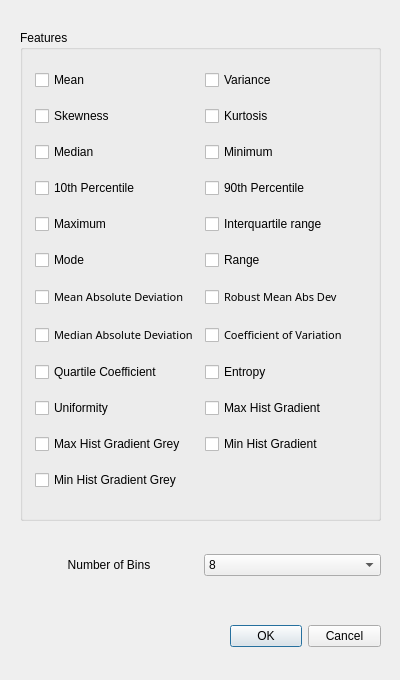
Qt form platform/popup_Histogram.ui (Jiwon-Hwang/Radiomics-Feature-Extraction) before a commit.
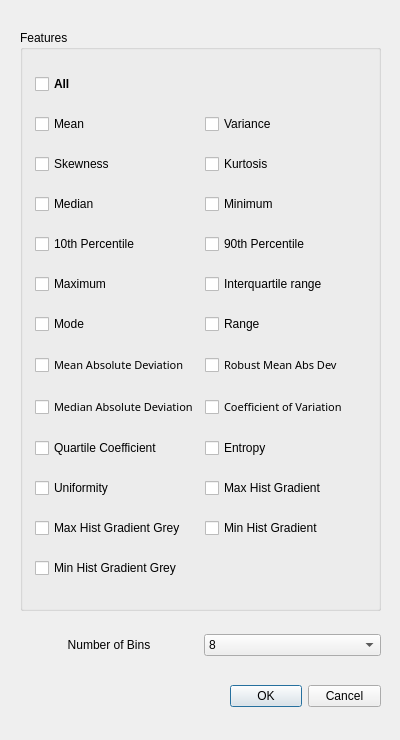
The same form after that commit.

Commit message: add "select All" checkBox and set signal-slots

```diff
--- a/platform/popup_Histogram.ui
+++ b/platform/popup_Histogram.ui
@@ -7,7 +7,7 @@
     <x>0</x>
     <y>0</y>
     <width>400</width>
-    <height>680</height>
+    <height>740</height>
    </rect>
   </property>
   <property name="windowTitle">
@@ -17,7 +17,7 @@
    <property name="geometry">
     <rect>
      <x>230</x>
-     <y>620</y>
+     <y>680</y>
      <width>151</width>
      <height>32</height>
     </rect>
@@ -38,7 +38,7 @@
      <x>20</x>
      <y>30</y>
      <width>361</width>
-     <height>491</height>
+     <height>581</height>
     </rect>
    </property>
    <property name="title">
@@ -60,8 +60,8 @@
     <property name="bottomMargin">
      <number>10</number>
     </property>
-    <item row="7" column="1">
-     <widget class="QCheckBox" name="checkBox_Range">
+    <item row="13" column="1">
+     <widget class="QCheckBox" name="checkBox_MinHistGradient">
       <property name="enabled">
        <bool>true</bool>
       </property>
@@ -69,7 +69,7 @@
        <bool>false</bool>
       </property>
       <property name="text">
-       <string>Range</string>
+       <string>Min Hist Gradient</string>
       </property>
       <property name="checked">
        <bool>false</bool>
@@ -79,22 +79,13 @@
       </property>
      </widget>
     </item>
-    <item row="9" column="1">
-     <widget class="QCheckBox" name="checkBox_CoeffOfVar">
+    <item row="6" column="1">
+     <widget class="QCheckBox" name="checkBox_90thPercentile">
       <property name="enabled">
        <bool>true</bool>
       </property>
-      <property name="font">
-       <font>
-        <family>굴림</family>
-        <pointsize>8</pointsize>
-       </font>
-      </property>
-      <property name="autoFillBackground">
-       <bool>false</bool>
-      </property>
       <property name="text">
-       <string>Coefficient of Variation</string>
+       <string>90th Percentile</string>
       </property>
       <property name="checked">
        <bool>false</bool>
@@ -104,102 +95,7 @@
       </property>
      </widget>
     </item>
-    <item row="0" column="0">
-     <widget class="QCheckBox" name="checkBox_Mean">
-      <property name="autoFillBackground">
-       <bool>false</bool>
-      </property>
-      <property name="text">
-       <string>Mean</string>
-      </property>
-      <property name="checked">
-       <bool>false</bool>
-      </property>
-      <property name="tristate">
-       <bool>false</bool>
-      </property>
-     </widget>
-    </item>
-    <item row="1" column="1">
-     <widget class="QCheckBox" name="checkBox_Kurtosis">
-      <property name="enabled">
-       <bool>true</bool>
-      </property>
-      <property name="text">
-       <string>Kurtosis</string>
-      </property>
-      <property name="checked">
-       <bool>false</bool>
-      </property>
-     </widget>
-    </item>
-    <item row="0" column="1">
-     <widget class="QCheckBox" name="checkBox_Variance">
-      <property name="enabled">
-       <bool>true</bool>
-      </property>
-      <property name="text">
-       <string>Variance</string>
-      </property>
-      <property name="checkable">
-       <bool>true</bool>
-      </property>
-      <property name="checked">
-       <bool>false</bool>
-      </property>
-      <property name="tristate">
-       <bool>false</bool>
-      </property>
-     </widget>
-    </item>
-    <item row="8" column="1">
-     <widget class="QCheckBox" name="checkBox_RobustMeanAbsDev">
-      <property name="enabled">
-       <bool>true</bool>
-      </property>
-      <property name="font">
-       <font>
-        <family>굴림</family>
-        <pointsize>8</pointsize>
-       </font>
-      </property>
-      <property name="acceptDrops">
-       <bool>false</bool>
-      </property>
-      <property name="autoFillBackground">
-       <bool>false</bool>
-      </property>
-      <property name="text">
-       <string>Robust Mean Abs Dev</string>
-      </property>
-      <property name="checked">
-       <bool>false</bool>
-      </property>
-      <property name="tristate">
-       <bool>false</bool>
-      </property>
-     </widget>
-    </item>
-    <item row="11" column="1">
-     <widget class="QCheckBox" name="checkBox_MaxHisGradient">
-      <property name="enabled">
-       <bool>true</bool>
-      </property>
-      <property name="autoFillBackground">
-       <bool>false</bool>
-      </property>
-      <property name="text">
-       <string>Max Hist Gradient</string>
-      </property>
-      <property name="checked">
-       <bool>false</bool>
-      </property>
-      <property name="tristate">
-       <bool>false</bool>
-      </property>
-     </widget>
-    </item>
-    <item row="13" column="0">
+    <item row="14" column="0">
      <widget class="QCheckBox" name="checkBox_MinHistGradGrey">
       <property name="enabled">
        <bool>true</bool>
@@ -219,19 +115,6 @@
      </widget>
     </item>
     <item row="5" column="1">
-     <widget class="QCheckBox" name="checkBox_90thPercentile">
-      <property name="enabled">
-       <bool>true</bool>
-      </property>
-      <property name="text">
-       <string>90th Percentile</string>
-      </property>
-      <property name="checked">
-       <bool>false</bool>
-      </property>
-     </widget>
-    </item>
-    <item row="4" column="1">
      <widget class="QCheckBox" name="checkBox_Minimum">
       <property name="enabled">
        <bool>true</bool>
@@ -244,7 +127,7 @@
       </property>
      </widget>
     </item>
-    <item row="6" column="0">
+    <item row="7" column="0">
      <widget class="QCheckBox" name="checkBox_Maximum">
       <property name="autoFillBackground">
        <bool>false</bool>
@@ -260,7 +143,7 @@
       </property>
      </widget>
     </item>
-    <item row="6" column="1">
+    <item row="7" column="1">
      <widget class="QCheckBox" name="checkBox_InterquartileRange">
       <property name="enabled">
        <bool>true</bool>
@@ -279,39 +162,7 @@
       </property>
      </widget>
     </item>
-    <item row="7" column="0">
-     <widget class="QCheckBox" name="checkBox_Mode">
-      <property name="enabled">
-       <bool>true</bool>
-      </property>
-      <property name="autoFillBackground">
-       <bool>false</bool>
-      </property>
-      <property name="text">
-       <string>Mode</string>
-      </property>
-      <property name="checked">
-       <bool>false</bool>
-      </property>
-      <property name="tristate">
-       <bool>false</bool>
-      </property>
-     </widget>
-    </item>
-    <item row="5" column="0">
-     <widget class="QCheckBox" name="checkBox_10thPercentile">
-      <property name="enabled">
-       <bool>true</bool>
-      </property>
-      <property name="text">
-       <string>10th Percentile</string>
-      </property>
-      <property name="checked">
-       <bool>false</bool>
-      </property>
-     </widget>
-    </item>
-    <item row="1" column="0">
+    <item row="2" column="0">
      <widget class="QCheckBox" name="checkBox_Skewness">
       <property name="enabled">
        <bool>true</bool>
@@ -321,7 +172,20 @@
       </property>
      </widget>
     </item>
-    <item row="4" column="0">
+    <item row="6" column="0">
+     <widget class="QCheckBox" name="checkBox_10thPercentile">
+      <property name="enabled">
+       <bool>true</bool>
+      </property>
+      <property name="text">
+       <string>10th Percentile</string>
+      </property>
+      <property name="checked">
+       <bool>false</bool>
+      </property>
+     </widget>
+    </item>
+    <item row="5" column="0">
      <widget class="QCheckBox" name="checkBox_Median">
       <property name="enabled">
        <bool>true</bool>
@@ -334,7 +198,26 @@
       </property>
      </widget>
     </item>
-    <item row="9" column="0">
+    <item row="8" column="0">
+     <widget class="QCheckBox" name="checkBox_Mode">
+      <property name="enabled">
+       <bool>true</bool>
+      </property>
+      <property name="autoFillBackground">
+       <bool>false</bool>
+      </property>
+      <property name="text">
+       <string>Mode</string>
+      </property>
+      <property name="checked">
+       <bool>false</bool>
+      </property>
+      <property name="tristate">
+       <bool>false</bool>
+      </property>
+     </widget>
+    </item>
+    <item row="10" column="0">
      <widget class="QCheckBox" name="checkBox_MedianAbsDev">
       <property name="enabled">
        <bool>true</bool>
@@ -359,26 +242,7 @@
       </property>
      </widget>
     </item>
-    <item row="10" column="0">
-     <widget class="QCheckBox" name="checkBox_QuartileCoeff">
-      <property name="enabled">
-       <bool>true</bool>
-      </property>
-      <property name="autoFillBackground">
-       <bool>false</bool>
-      </property>
-      <property name="text">
-       <string>Quartile Coefficient</string>
-      </property>
-      <property name="checked">
-       <bool>false</bool>
-      </property>
-      <property name="tristate">
-       <bool>false</bool>
-      </property>
-     </widget>
-    </item>
-    <item row="10" column="1">
+    <item row="11" column="1">
      <widget class="QCheckBox" name="checkBox_Entropy">
       <property name="enabled">
        <bool>true</bool>
@@ -397,7 +261,7 @@
       </property>
      </widget>
     </item>
-    <item row="11" column="0">
+    <item row="12" column="0">
      <widget class="QCheckBox" name="checkBox_Uniformity">
       <property name="enabled">
        <bool>true</bool>
@@ -416,7 +280,26 @@
       </property>
      </widget>
     </item>
-    <item row="12" column="0">
+    <item row="11" column="0">
+     <widget class="QCheckBox" name="checkBox_QuartileCoeff">
+      <property name="enabled">
+       <bool>true</bool>
+      </property>
+      <property name="autoFillBackground">
+       <bool>false</bool>
+      </property>
+      <property name="text">
+       <string>Quartile Coefficient</string>
+      </property>
+      <property name="checked">
+       <bool>false</bool>
+      </property>
+      <property name="tristate">
+       <bool>false</bool>
+      </property>
+     </widget>
+    </item>
+    <item row="13" column="0">
      <widget class="QCheckBox" name="checkBox_MaxHistGradGrey">
       <property name="enabled">
        <bool>true</bool>
@@ -435,8 +318,128 @@
       </property>
      </widget>
     </item>
+    <item row="8" column="1">
+     <widget class="QCheckBox" name="checkBox_Range">
+      <property name="enabled">
+       <bool>true</bool>
+      </property>
+      <property name="autoFillBackground">
+       <bool>false</bool>
+      </property>
+      <property name="text">
+       <string>Range</string>
+      </property>
+      <property name="checked">
+       <bool>false</bool>
+      </property>
+      <property name="tristate">
+       <bool>false</bool>
+      </property>
+     </widget>
+    </item>
+    <item row="2" column="1">
+     <widget class="QCheckBox" name="checkBox_Kurtosis">
+      <property name="enabled">
+       <bool>true</bool>
+      </property>
+      <property name="text">
+       <string>Kurtosis</string>
+      </property>
+      <property name="checked">
+       <bool>false</bool>
+      </property>
+     </widget>
+    </item>
+    <item row="10" column="1">
+     <widget class="QCheckBox" name="checkBox_CoeffOfVar">
+      <property name="enabled">
+       <bool>true</bool>
+      </property>
+      <property name="font">
+       <font>
+        <family>굴림</family>
+        <pointsize>8</pointsize>
+       </font>
+      </property>
+      <property name="autoFillBackground">
+       <bool>false</bool>
+      </property>
+      <property name="text">
+       <string>Coefficient of Variation</string>
+      </property>
+      <property name="checked">
+       <bool>false</bool>
+      </property>
+      <property name="tristate">
+       <bool>false</bool>
+      </property>
+     </widget>
+    </item>
+    <item row="1" column="0">
+     <widget class="QCheckBox" name="checkBox_Mean">
+      <property name="autoFillBackground">
+       <bool>false</bool>
+      </property>
+      <property name="text">
+       <string>Mean</string>
+      </property>
+      <property name="checked">
+       <bool>false</bool>
+      </property>
+      <property name="tristate">
+       <bool>false</bool>
+      </property>
+     </widget>
+    </item>
+    <item row="1" column="1">
+     <widget class="QCheckBox" name="checkBox_Variance">
+      <property name="enabled">
+       <bool>true</bool>
+      </property>
+      <property name="text">
+       <string>Variance</string>
+      </property>
+      <property name="checkable">
+       <bool>true</bool>
+      </property>
+      <property name="checked">
+       <bool>false</bool>
+      </property>
+      <property name="tristate">
+       <bool>false</bool>
+      </property>
+     </widget>
+    </item>
+    <item row="9" column="1">
+     <widget class="QCheckBox" name="checkBox_RobustMeanAbsDev">
+      <property name="enabled">
+       <bool>true</bool>
+      </property>
+      <property name="font">
+       <font>
+        <family>굴림</family>
+        <pointsize>8</pointsize>
+       </font>
+      </property>
+      <property name="acceptDrops">
+       <bool>false</bool>
+      </property>
+      <property name="autoFillBackground">
+       <bool>false</bool>
+      </property>
+      <property name="text">
+       <string>Robust Mean Abs Dev</string>
+      </property>
+      <property name="checked">
+       <bool>false</bool>
+      </property>
+      <property name="tristate">
+       <bool>false</bool>
+      </property>
+     </widget>
+    </item>
     <item row="12" column="1">
-     <widget class="QCheckBox" name="checkBox_MinHistGradient">
+     <widget class="QCheckBox" name="checkBox_MaxHisGradient">
       <property name="enabled">
        <bool>true</bool>
       </property>
@@ -444,7 +447,7 @@
        <bool>false</bool>
       </property>
       <property name="text">
-       <string>Min Hist Gradient</string>
+       <string>Max Hist Gradient</string>
       </property>
       <property name="checked">
        <bool>false</bool>
@@ -454,7 +457,7 @@
       </property>
      </widget>
     </item>
-    <item row="8" column="0">
+    <item row="9" column="0">
      <widget class="QCheckBox" name="checkBox_MeanAbsDev">
       <property name="enabled">
        <bool>true</bool>
@@ -479,13 +482,40 @@
       </property>
      </widget>
     </item>
+    <item row="0" column="0">
+     <widget class="QCheckBox" name="checkBox_All">
+      <property name="enabled">
+       <bool>true</bool>
+      </property>
+      <property name="font">
+       <font>
+        <weight>75</weight>
+        <bold>true</bold>
+        <underline>false</underline>
+        <kerning>true</kerning>
+       </font>
+      </property>
+      <property name="autoFillBackground">
+       <bool>false</bool>
+      </property>
+      <property name="text">
+       <string>All</string>
+      </property>
+      <property name="checked">
+       <bool>false</bool>
+      </property>
+      <property name="tristate">
+       <bool>false</bool>
+      </property>
+     </widget>
+    </item>
    </layout>
   </widget>
   <widget class="QWidget" name="gridLayoutWidget">
    <property name="geometry">
     <rect>
      <x>20</x>
-     <y>540</y>
+     <y>620</y>
      <width>361</width>
      <height>51</height>
     </rect>
```
Left out of the diff: 3 changed lines with no effect on the pictures. The commit also changes 12 other files.
